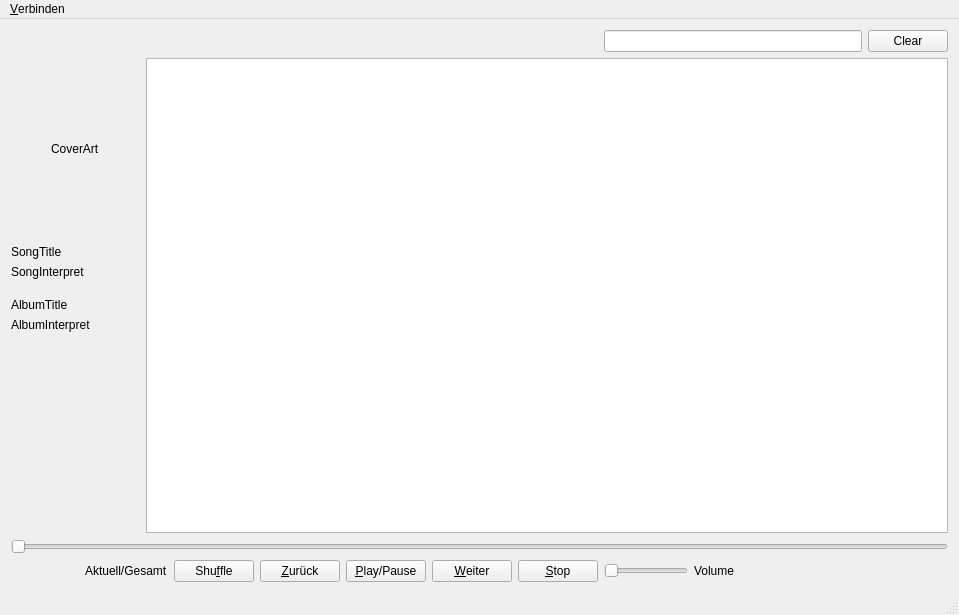
Qt form arkecho_player/arkecho_player/Ui/ArkEchoPlayerView.ui (ArkEcho/arkecho_player) before a commit.
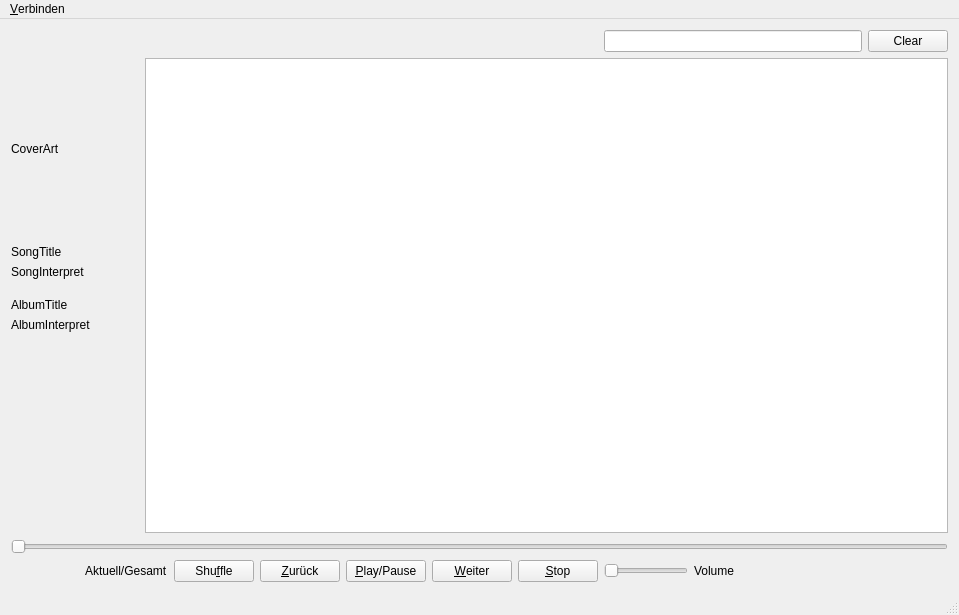
The same form after that commit.

Commit message: Player: Implemented display of Actual Cover Art

What changed in the file:
```diff
--- a/arkecho_player/arkecho_player/Ui/ArkEchoPlayerView.ui
+++ b/arkecho_player/arkecho_player/Ui/ArkEchoPlayerView.ui
@@ -46,7 +46,7 @@
      <layout class="QVBoxLayout" name="verticalLayout">
       <item>
        <layout class="QGridLayout" name="gridLayout">
-        <item row="0" column="1">
+        <item row="0" column="0">
          <spacer name="verticalSpacer">
           <property name="orientation">
            <enum>Qt::Vertical</enum>
@@ -59,46 +59,14 @@
           </property>
          </spacer>
         </item>
-        <item row="1" column="0" rowspan="2">
-         <spacer name="horizontalSpacer_5">
-          <property name="orientation">
-           <enum>Qt::Horizontal</enum>
-          </property>
-          <property name="sizeType">
-           <enum>QSizePolicy::Fixed</enum>
-          </property>
-          <property name="sizeHint" stdset="0">
-           <size>
-            <width>40</width>
-            <height>20</height>
-           </size>
-          </property>
-         </spacer>
-        </item>
-        <item row="1" column="1">
+        <item row="1" column="0">
          <widget class="QLabel" name="lblCoverArt">
           <property name="text">
            <string>CoverArt</string>
           </property>
          </widget>
         </item>
-        <item row="1" column="2" rowspan="2">
-         <spacer name="horizontalSpacer_6">
-          <property name="orientation">
-           <enum>Qt::Horizontal</enum>
-          </property>
-          <property name="sizeType">
-           <enum>QSizePolicy::Fixed</enum>
-          </property>
-          <property name="sizeHint" stdset="0">
-           <size>
-            <width>40</width>
-            <height>20</height>
-           </size>
-          </property>
-         </spacer>
-        </item>
-        <item row="2" column="1">
+        <item row="2" column="0">
          <spacer name="verticalSpacer_2">
           <property name="orientation">
            <enum>Qt::Vertical</enum>
```
The commit also changes 4 other files.
